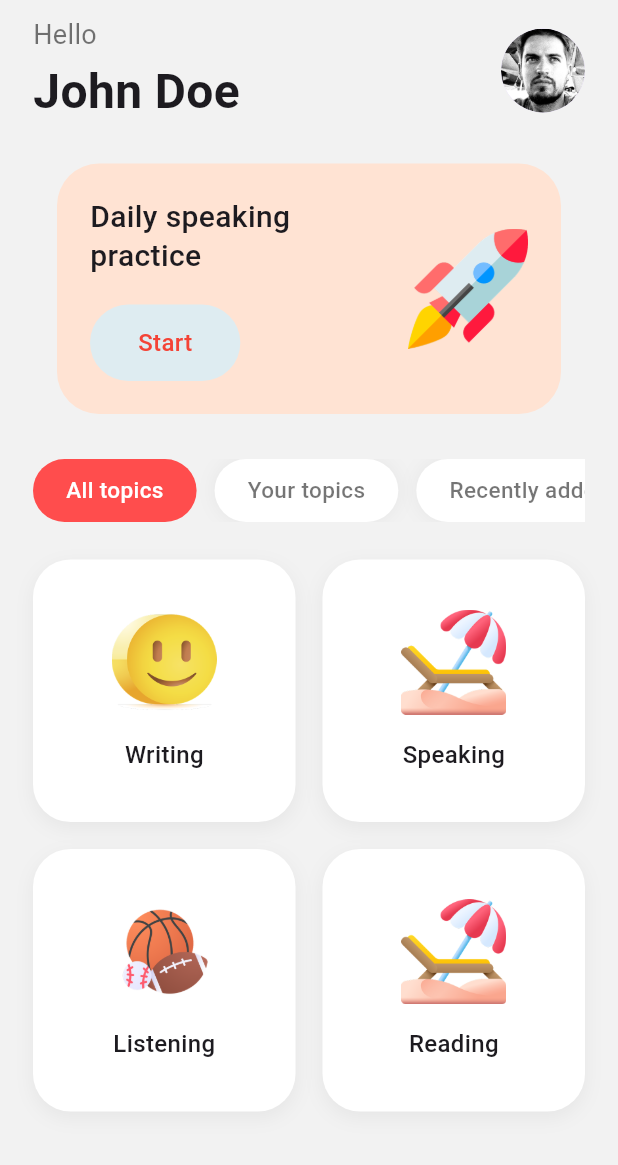
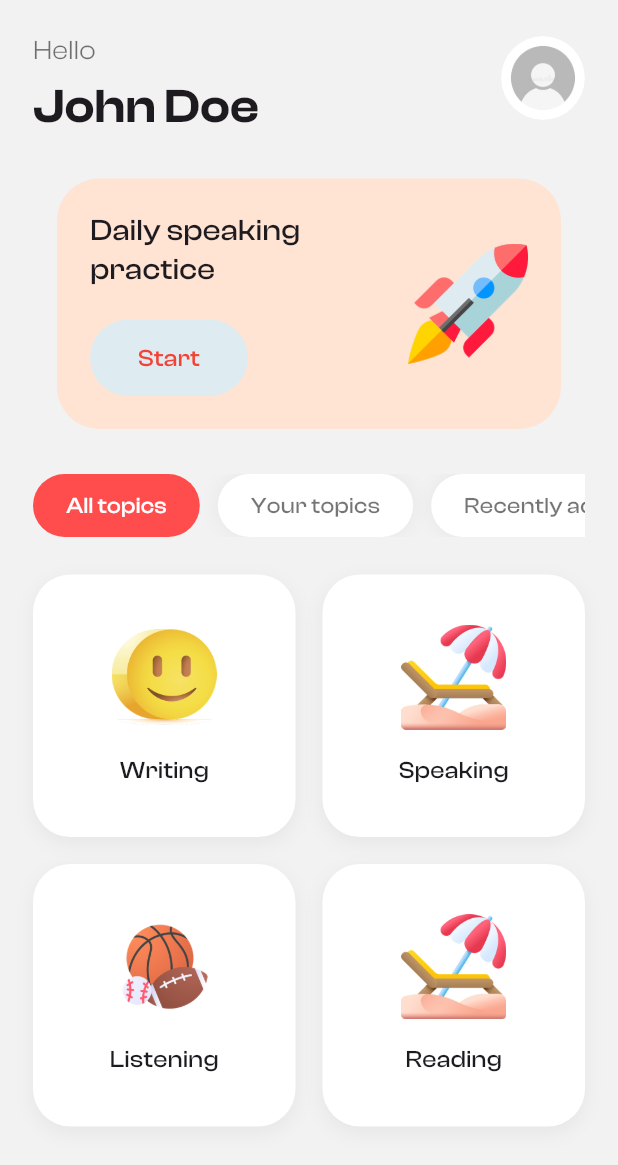
Before and after one commit to Albin2420/atlasenglishLearning, a Flutter app: the HomeScreen screen opened directly, on a phone screen of 412 x 824 dp. Shown: the top 1165 px of the screen. Run offline on Flutter 3.47's test engine with Material 3 defaults, Android fonts, the phone set to English and light mode, and no system bars; our stand-ins replace flutter_easyloading, flutter_secure_storage, get; accounts and stored records are empty.

Commit message:
corrupted homescreen on 23/03/26 at 12.48 pm

```diff
--- /dev/null
+++ b/assets/fonts/clash-display-font/Befonts-License.txt
@@ -0,0 +1,2 @@
+License: Free for Commercial Use
+Link: https://befonts.com/clash-display-font.html
--- a/lib/src/presentation/screens/HomeScreen/home_page.dart
+++ b/lib/src/presentation/screens/HomeScreen/home_page.dart
@@ -1,5 +1,6 @@
 import 'package:atlas_learning/src/presentation/widgets/HomeScreen/daily_speak.dart';
 import 'package:flutter/material.dart';
+import 'package:flutter/services.dart';
 import 'package:get/get.dart';
 import '../../controller/HomeScreen/home_screen_controller.dart';
 import '../../widgets/HomeScreen/topic_card.dart';
@@ -11,6 +12,13 @@ class HomeScreen extends StatelessWidget {
 
   @override
   Widget build(BuildContext context) {
+    SystemChrome.setSystemUIOverlayStyle(
+      const SystemUiOverlayStyle(
+        statusBarColor: Colors.transparent,
+        statusBarIconBrightness: Brightness.dark,
+        statusBarBrightness: Brightness.light,
+      ),
+    );
     return Scaffold(
       backgroundColor: const Color(0xFFF2F2F2),
       body: SafeArea(
@@ -29,6 +37,7 @@ class HomeScreen extends StatelessWidget {
                     Column(
                       crossAxisAlignment: CrossAxisAlignment.start,
                       children: const [
+                        SizedBox(height: 10),
                         Text(
                           "Hello",
                           style: TextStyle(
@@ -52,7 +61,9 @@ class HomeScreen extends StatelessWidget {
                     SizedBox(height: 29),
                     const CircleAvatar(
                       radius: 28,
-                      backgroundImage: AssetImage('assets/images/johndo.png'),
+                      backgroundImage: AssetImage(
+                        'assets/images/default_profile.png',
+                      ),
                     ),
                   ],
                 ),
```
Also changed, not shown: pubspec.yaml (+13 -0 lines), assets/fonts/clash-display-font/ClashDisplay-Extralight.otf (added), assets/fonts/clash-display-font/ClashDisplay-Light.otf (added), assets/fonts/clash-display-font/ClashDisplay-Medium.otf (added), assets/fonts/clash-display-font/ClashDisplay-Regular.otf (added), assets/fonts/clash-display-font/ClashDisplay-Semibold.otf (added), assets/images/default_profile.png (added), assets/images/johndo.png (deleted).
